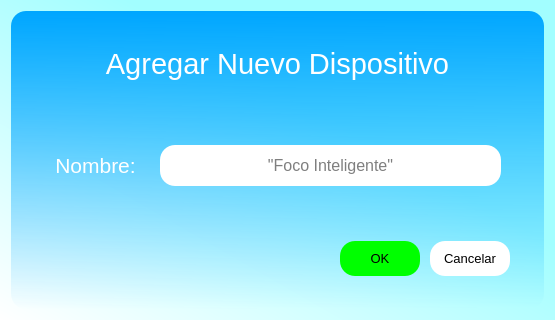
Qt form interfaces/SITHome_DispForm.ui (Geo18G/SITHome) before a commit.
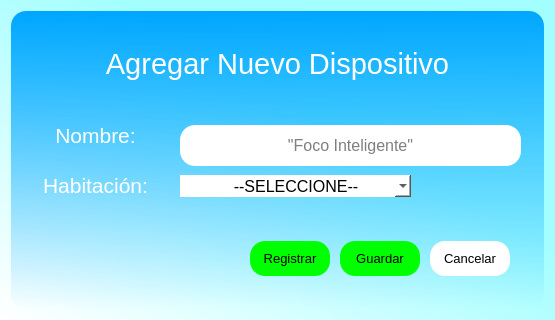
The same form after that commit.

```diff
--- a/interfaces/SITHome_DispForm.ui
+++ b/interfaces/SITHome_DispForm.ui
@@ -79,7 +79,7 @@
          <property name="geometry">
           <rect>
            <x>10</x>
-           <y>30</y>
+           <y>0</y>
            <width>131</width>
            <height>41</height>
           </rect>
@@ -94,8 +94,8 @@
         <widget class="QLineEdit" name="nameRegister">
          <property name="geometry">
           <rect>
-           <x>140</x>
-           <y>30</y>
+           <x>160</x>
+           <y>10</y>
            <width>341</width>
            <height>41</height>
           </rect>
@@ -119,6 +119,49 @@
           <string>&quot;Foco Inteligente&quot;</string>
          </property>
         </widget>
+        <widget class="QComboBox" name="comboBoxH">
+         <property name="geometry">
+          <rect>
+           <x>160</x>
+           <y>60</y>
+           <width>231</width>
+           <height>22</height>
+          </rect>
+         </property>
+         <property name="styleSheet">
+          <string notr="true">background-color: rgb(255, 255, 255);
+border-radius: 15px;
+border : none;
+font: 12pt;</string>
+         </property>
+         <property name="currentText">
+          <string>           --SELECCIONE--</string>
+         </property>
+         <property name="currentIndex">
+          <number>0</number>
+         </property>
+         <item>
+          <property name="text">
+           <string>           --SELECCIONE--</string>
+          </property>
+         </item>
+        </widget>
+        <widget class="QLabel" name="label_3">
+         <property name="geometry">
+          <rect>
+           <x>10</x>
+           <y>50</y>
+           <width>131</width>
+           <height>41</height>
+          </rect>
+         </property>
+         <property name="styleSheet">
+          <string notr="true"/>
+         </property>
+         <property name="text">
+          <string>&lt;html&gt;&lt;head/&gt;&lt;body&gt;&lt;p align=&quot;center&quot;&gt;&lt;span style=&quot; font-size:16pt; color:#ffffff;&quot;&gt;Habitación:&lt;/span&gt;&lt;/p&gt;&lt;/body&gt;&lt;/html&gt;</string>
+         </property>
+        </widget>
        </widget>
       </item>
       <item>
@@ -162,7 +205,7 @@
 font: 10pt;</string>
          </property>
          <property name="text">
-          <string>OK</string>
+          <string>Guardar</string>
          </property>
         </widget>
         <widget class="QPushButton" name="btn_cancelar">
@@ -198,6 +241,39 @@
           <string>Cancelar</string>
          </property>
         </widget>
+        <widget class="QPushButton" name="btn_registrar">
+         <property name="geometry">
+          <rect>
+           <x>230</x>
+           <y>30</y>
+           <width>80</width>
+           <height>35</height>
+          </rect>
+         </property>
+         <property name="minimumSize">
+          <size>
+           <width>80</width>
+           <height>35</height>
+          </size>
+         </property>
+         <property name="maximumSize">
+          <size>
+           <width>80</width>
+           <height>35</height>
+          </size>
+         </property>
+         <property name="cursor">
+          <cursorShape>PointingHandCursor</cursorShape>
+         </property>
+         <property name="styleSheet">
+          <string notr="true">background-color: rgb(0, 255, 0);
+border-radius: 15px;
+font: 10pt;</string>
+         </property>
+         <property name="text">
+          <string>Registrar</string>
+         </property>
+        </widget>
        </widget>
       </item>
      </layout>
```
Left out of the diff: 5 changed lines with no effect on the pictures.
